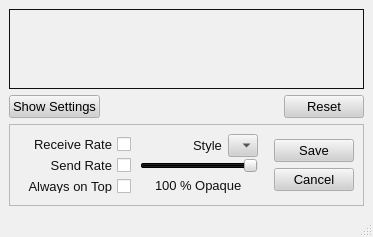
This is src/gui/bwgraph/bwgraph.ui in a-ilin/vidalia as Qt 5 draws it before an edit. The edited form follows.
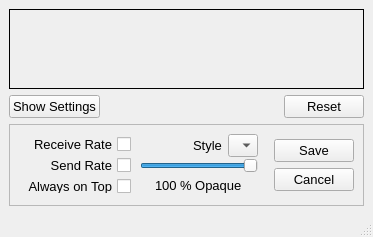
This is the edited form. Icons and pictures are not drawn. Custom widgets are drawn as their Qt base class.

Commit message:
Remove the custom palette settings in all .ui files.
svn:r1925

Patch:
```diff
--- a/src/gui/bwgraph/bwgraph.ui
+++ b/src/gui/bwgraph/bwgraph.ui
@@ -9,475 +9,6 @@
     <height>138</height>
    </rect>
   </property>
-  <property name="palette" >
-   <palette>
-    <active>
-     <colorrole role="WindowText" >
-      <brush brushstyle="SolidPattern" >
-       <color alpha="255" >
-        <red>16</red>
-        <green>16</green>
-        <blue>16</blue>
-       </color>
-      </brush>
-     </colorrole>
-     <colorrole role="Button" >
-      <brush brushstyle="SolidPattern" >
-       <color alpha="255" >
-        <red>208</red>
-        <green>208</green>
-        <blue>208</blue>
-       </color>
-      </brush>
-     </colorrole>
-     <colorrole role="Light" >
-      <brush brushstyle="SolidPattern" >
-       <color alpha="255" >
-        <red>255</red>
-        <green>255</green>
-        <blue>255</blue>
-       </color>
-      </brush>
-     </colorrole>
-     <colorrole role="Midlight" >
-      <brush brushstyle="SolidPattern" >
-       <color alpha="255" >
-        <red>247</red>
-        <green>247</green>
-        <blue>247</blue>
-       </color>
-      </brush>
-     </colorrole>
-     <colorrole role="Dark" >
-      <brush brushstyle="SolidPattern" >
-       <color alpha="255" >
-        <red>104</red>
-        <green>104</green>
-        <blue>104</blue>
-       </color>
-      </brush>
-     </colorrole>
-     <colorrole role="Mid" >
-      <brush brushstyle="SolidPattern" >
-       <color alpha="255" >
-        <red>160</red>
-        <green>160</green>
-        <blue>160</blue>
-       </color>
-      </brush>
-     </colorrole>
-     <colorrole role="Text" >
-      <brush brushstyle="SolidPattern" >
-       <color alpha="255" >
-        <red>0</red>
-        <green>0</green>
-        <blue>0</blue>
-       </color>
-      </brush>
-     </colorrole>
-     <colorrole role="BrightText" >
-      <brush brushstyle="SolidPattern" >
-       <color alpha="255" >
-        <red>255</red>
-        <green>255</green>
-        <blue>255</blue>
-       </color>
-      </brush>
-     </colorrole>
-     <colorrole role="ButtonText" >
-      <brush brushstyle="SolidPattern" >
-       <color alpha="255" >
-        <red>0</red>
-        <green>0</green>
-        <blue>0</blue>
-       </color>
-      </brush>
-     </colorrole>
-     <colorrole role="Base" >
-      <brush brushstyle="SolidPattern" >
-       <color alpha="255" >
-        <red>255</red>
-        <green>255</green>
-        <blue>255</blue>
-       </color>
-      </brush>
-     </colorrole>
-     <colorrole role="Window" >
-      <brush brushstyle="SolidPattern" >
-       <color alpha="255" >
-        <red>240</red>
-        <green>240</green>
-        <blue>240</blue>
-       </color>
-      </brush>
-     </colorrole>
-     <colorrole role="Shadow" >
-      <brush brushstyle="SolidPattern" >
-       <color alpha="255" >
-        <red>0</red>
-        <green>0</green>
-        <blue>0</blue>
-       </color>
-      </brush>
-     </colorrole>
-     <colorrole role="Highlight" >
-      <brush brushstyle="SolidPattern" >
-       <color alpha="255" >
-        <red>0</red>
-        <green>0</green>
-        <blue>0</blue>
-       </color>
-      </brush>
-     </colorrole>
-     <colorrole role="HighlightedText" >
-      <brush brushstyle="SolidPattern" >
-       <color alpha="255" >
-        <red>255</red>
-        <green>255</green>
-        <blue>255</blue>
-       </color>
-      </brush>
-     </colorrole>
-     <colorrole role="Link" >
-      <brush brushstyle="SolidPattern" >
-       <color alpha="255" >
-        <red>0</red>
-        <green>0</green>
-        <blue>255</blue>
-       </color>
-      </brush>
-     </colorrole>
-     <colorrole role="LinkVisited" >
-      <brush brushstyle="SolidPattern" >
-       <color alpha="255" >
-        <red>255</red>
-        <green>0</green>
-        <blue>255</blue>
-       </color>
-      </brush>
-     </colorrole>
-     <colorrole role="AlternateBase" >
-      <brush brushstyle="SolidPattern" >
-       <color alpha="255" >
-        <red>247</red>
-        <green>247</green>
-        <blue>247</blue>
-       </color>
-      </brush>
-     </colorrole>
-    </active>
-    <inactive>
-     <colorrole role="WindowText" >
-      <brush brushstyle="SolidPattern" >
-       <color alpha="255" >
-        <red>16</red>
-        <green>16</green>
-        <blue>16</blue>
-       </color>
-      </brush>
-     </colorrole>
-     <colorrole role="Button" >
-      <brush brushstyle="SolidPattern" >
-       <color alpha="255" >
-        <red>208</red>
-        <green>208</green>
-        <blue>208</blue>
-       </color>
-      </brush>
-     </colorrole>
-     <colorrole role="Light" >
-      <brush brushstyle="SolidPattern" >
-       <color alpha="255" >
-        <red>255</red>
-        <green>255</green>
-        <blue>255</blue>
-       </color>
-      </brush>
-     </colorrole>
-     <colorrole role="Midlight" >
-      <brush brushstyle="SolidPattern" >
-       <color alpha="255" >
-        <red>247</red>
-        <green>247</green>
-        <blue>247</blue>
-       </color>
-      </brush>
-     </colorrole>
-     <colorrole role="Dark" >
-      <brush brushstyle="SolidPattern" >
-       <color alpha="255" >
-        <red>104</red>
-        <green>104</green>
-        <blue>104</blue>
-       </color>
-      </brush>
-     </colorrole>
-     <colorrole role="Mid" >
-      <brush brushstyle="SolidPattern" >
-       <color alpha="255" >
-        <red>160</red>
-        <green>160</green>
-        <blue>160</blue>
-       </color>
-      </brush>
-     </colorrole>
-     <colorrole role="Text" >
-      <brush brushstyle="SolidPattern" >
-       <color alpha="255" >
-        <red>0</red>
-        <green>0</green>
-        <blue>0</blue>
-       </color>
-      </brush>
-     </colorrole>
-     <colorrole role="BrightText" >
-      <brush brushstyle="SolidPattern" >
-       <color alpha="255" >
-        <red>255</red>
-        <green>255</green>
-        <blue>255</blue>
-       </color>
-      </brush>
-     </colorrole>
-     <colorrole role="ButtonText" >
-      <brush brushstyle="SolidPattern" >
-       <color alpha="255" >
-        <red>0</red>
-        <green>0</green>
-        <blue>0</blue>
-       </color>
-      </brush>
-     </colorrole>
-     <colorrole role="Base" >
-      <brush brushstyle="SolidPattern" >
-       <color alpha="255" >
-        <red>255</red>
-        <green>255</green>
-        <blue>255</blue>
-       </color>
-      </brush>
-     </colorrole>
-     <colorrole role="Window" >
-      <brush brushstyle="SolidPattern" >
-       <color alpha="255" >
-        <red>240</red>
-        <green>240</green>
-        <blue>240</blue>
-       </color>
-      </brush>
-     </colorrole>
-     <colorrole role="Shadow" >
-      <brush brushstyle="SolidPattern" >
-       <color alpha="255" >
-        <red>0</red>
-        <green>0</green>
-        <blue>0</blue>
-       </color>
-      </brush>
-     </colorrole>
-     <colorrole role="Highlight" >
-      <brush brushstyle="SolidPattern" >
-       <color alpha="255" >
-        <red>0</red>
-        <green>0</green>
-        <blue>0</blue>
-       </color>
-      </brush>
-     </colorrole>
-     <colorrole role="HighlightedText" >
-      <brush brushstyle="SolidPattern" >
-       <color alpha="255" >
-        <red>255</red>
-        <green>255</green>
-        <blue>255</blue>
-       </color>
-      </brush>
-     </colorrole>
-     <colorrole role="Link" >
-      <brush brushstyle="SolidPattern" >
-       <color alpha="255" >
-        <red>0</red>
-        <green>0</green>
-        <blue>255</blue>
-       </color>
-      </brush>
-     </colorrole>
-     <colorrole role="LinkVisited" >
-      <brush brushstyle="SolidPattern" >
-       <color alpha="255" >
-        <red>255</red>
-        <green>0</green>
-        <blue>255</blue>
-       </color>
-      </brush>
-     </colorrole>
-     <colorrole role="AlternateBase" >
-      <brush brushstyle="SolidPattern" >
-       <color alpha="255" >
-        <red>247</red>
-        <green>247</green>
-        <blue>247</blue>
-       </color>
-      </brush>
-     </colorrole>
-    </inactive>
-    <disabled>
-     <colorrole role="WindowText" >
-      <brush brushstyle="SolidPattern" >
-       <color alpha="255" >
-        <red>104</red>
-        <green>104</green>
-        <blue>104</blue>
-       </color>
-      </brush>
-     </colorrole>
-     <colorrole role="Button" >
-      <brush brushstyle="SolidPattern" >
-       <color alpha="255" >
-        <red>208</red>
-        <green>208</green>
-        <blue>208</blue>
-       </color>
-      </brush>
-     </colorrole>
-     <colorrole role="Light" >
-      <brush brushstyle="SolidPattern" >
-       <color alpha="255" >
-        <red>255</red>
-        <green>255</green>
-        <blue>255</blue>
-       </color>
-      </brush>
-     </colorrole>
-     <colorrole role="Midlight" >
-      <brush brushstyle="SolidPattern" >
-       <color alpha="255" >
-        <red>247</red>
-        <green>247</green>
-        <blue>247</blue>
-       </color>
-      </brush>
-     </colorrole>
-     <colorrole role="Dark" >
-      <brush brushstyle="SolidPattern" >
-       <color alpha="255" >
-        <red>104</red>
-        <green>104</green>
-        <blue>104</blue>
-       </color>
-      </brush>
-     </colorrole>
-     <colorrole role="Mid" >
-      <brush brushstyle="SolidPattern" >
-       <color alpha="255" >
-        <red>160</red>
-        <green>160</green>
-        <blue>160</blue>
-       </color>
-      </brush>
-     </colorrole>
-     <colorrole role="Text" >
-      <brush brushstyle="SolidPattern" >
-       <color alpha="255" >
-        <red>104</red>
-        <green>104</green>
-        <blue>104</blue>
-       </color>
-      </brush>
-     </colorrole>
-     <colorrole role="BrightText" >
-      <brush brushstyle="SolidPattern" >
-       <color alpha="255" >
-        <red>255</red>
-        <green>255</green>
-        <blue>255</blue>
-       </color>
-      </brush>
-     </colorrole>
-     <colorrole role="ButtonText" >
-      <brush brushstyle="SolidPattern" >
-       <color alpha="255" >
-        <red>104</red>
-        <green>104</green>
-        <blue>104</blue>
-       </color>
-      </brush>
-     </colorrole>
-     <colorrole role="Base" >
-      <brush brushstyle="SolidPattern" >
-       <color alpha="255" >
-        <red>240</red>
-        <green>240</green>
-        <blue>240</blue>
-       </color>
-      </brush>
-     </colorrole>
-     <colorrole role="Window" >
-      <brush brushstyle="SolidPattern" >
-       <color alpha="255" >
-        <red>240</red>
-        <green>240</green>
-        <blue>240</blue>
-       </color>
-      </brush>
-     </colorrole>
-     <colorrole role="Shadow" >
-      <brush brushstyle="SolidPattern" >
-       <color alpha="255" >
-        <red>0</red>
-        <green>0</green>
-        <blue>0</blue>
-       </color>
-      </brush>
-     </colorrole>
-     <colorrole role="Highlight" >
-      <brush brushstyle="SolidPattern" >
-       <color alpha="255" >
-        <red>0</red>
-        <green>0</green>
-        <blue>0</blue>
-       </color>
-      </brush>
-     </colorrole>
-     <colorrole role="HighlightedText" >
-      <brush brushstyle="SolidPattern" >
-       <color alpha="255" >
-        <red>255</red>
-        <green>255</green>
-        <blue>255</blue>
-       </color>
-      </brush>
-     </colorrole>
-     <colorrole role="Link" >
-      <brush brushstyle="SolidPattern" >
-       <color alpha="255" >
-        <red>0</red>
-        <green>0</green>
-        <blue>255</blue>
-       </color>
-      </brush>
-     </colorrole>
-     <colorrole role="LinkVisited" >
-      <brush brushstyle="SolidPattern" >
-       <color alpha="255" >
-        <red>255</red>
-        <green>0</green>
-        <blue>255</blue>
-       </color>
-      </brush>
-     </colorrole>
-     <colorrole role="AlternateBase" >
-      <brush brushstyle="SolidPattern" >
-       <color alpha="255" >
-        <red>247</red>
-        <green>247</green>
-        <blue>247</blue>
-       </color>
-      </brush>
-     </colorrole>
-    </disabled>
-   </palette>
-  </property>
   <property name="font" >
    <font>
     <pointsize>10</pointsize>
```
The commit also changes 12 other files.
